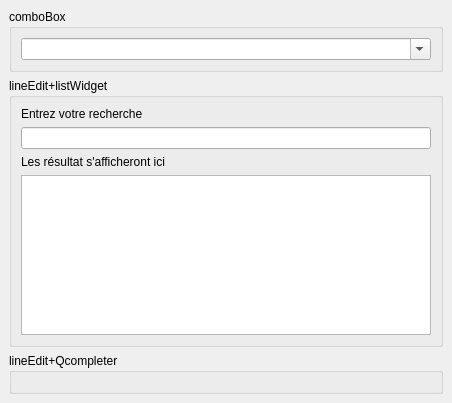
repgarent/testCadastre, file ui_dock.ui: the form before one commit.
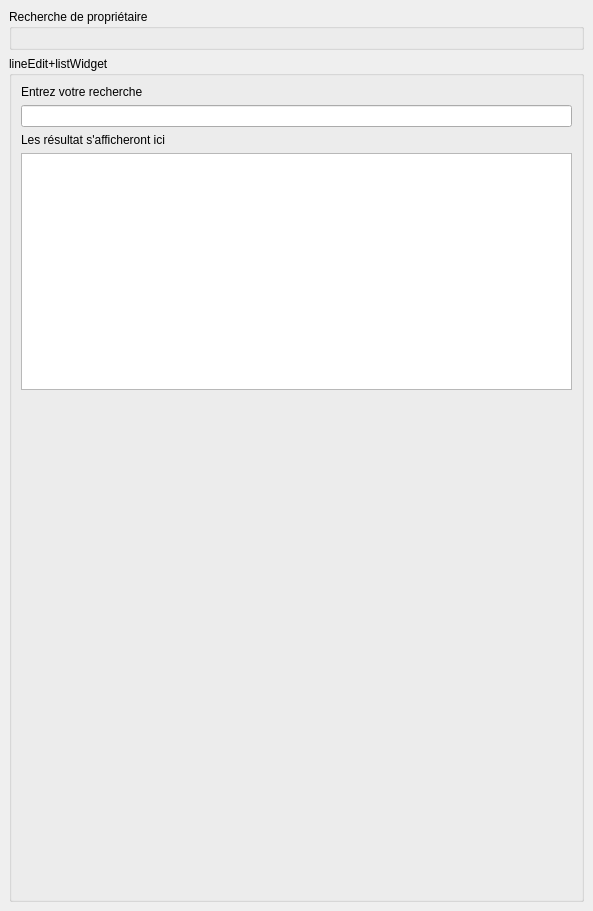
The form after the commit.

What changed in the file:
```diff
--- a/ui_dock.ui
+++ b/ui_dock.ui
@@ -6,8 +6,8 @@
    <rect>
     <x>0</x>
     <y>0</y>
-    <width>452</width>
-    <height>403</height>
+    <width>593</width>
+    <height>911</height>
    </rect>
   </property>
   <property name="windowTitle">
@@ -16,28 +16,17 @@
   <widget class="QWidget" name="dockWidgetContents">
    <layout class="QVBoxLayout" name="verticalLayout_2">
     <item>
-     <widget class="QGroupBox" name="groupBox_2">
+     <widget class="QGroupBox" name="groupBox_3">
       <property name="title">
-       <string>comboBox</string>
+       <string>Recherche de propriétaire</string>
       </property>
-      <layout class="QVBoxLayout" name="verticalLayout_3">
-       <item>
-        <widget class="QComboBox" name="cbxProprio">
-         <property name="editable">
-          <bool>true</bool>
-         </property>
-         <property name="insertPolicy">
-          <enum>QComboBox::InsertAtBottom</enum>
-         </property>
-         <property name="sizeAdjustPolicy">
-          <enum>QComboBox::AdjustToContents</enum>
-         </property>
-         <property name="duplicatesEnabled">
-          <bool>false</bool>
-         </property>
-        </widget>
-       </item>
-      </layout>
+      <property name="flat">
+       <bool>false</bool>
+      </property>
+      <property name="checkable">
+       <bool>false</bool>
+      </property>
+      <layout class="QVBoxLayout" name="verticalLayout_4"/>
      </widget>
     </item>
     <item>
@@ -65,28 +54,33 @@
        </item>
        <item>
         <widget class="QListWidget" name="lwgResult">
+         <property name="maximumSize">
+          <size>
+           <width>16777215</width>
+           <height>16777215</height>
+          </size>
+         </property>
          <property name="movement">
           <enum>QListView::Static</enum>
          </property>
         </widget>
        </item>
+       <item>
+        <spacer name="verticalSpacer">
+         <property name="orientation">
+          <enum>Qt::Vertical</enum>
+         </property>
+         <property name="sizeHint" stdset="0">
+          <size>
+           <width>20</width>
+           <height>500</height>
+          </size>
+         </property>
+        </spacer>
+       </item>
       </layout>
      </widget>
     </item>
-    <item>
-     <widget class="QGroupBox" name="groupBox_3">
-      <property name="title">
-       <string>lineEdit+Qcompleter</string>
-      </property>
-      <property name="flat">
-       <bool>false</bool>
-      </property>
-      <property name="checkable">
-       <bool>false</bool>
-      </property>
-      <layout class="QVBoxLayout" name="verticalLayout_4"/>
-     </widget>
-    </item>
    </layout>
   </widget>
  </widget>
```
Left out of the diff: 2 changed lines with no effect on the pictures.
